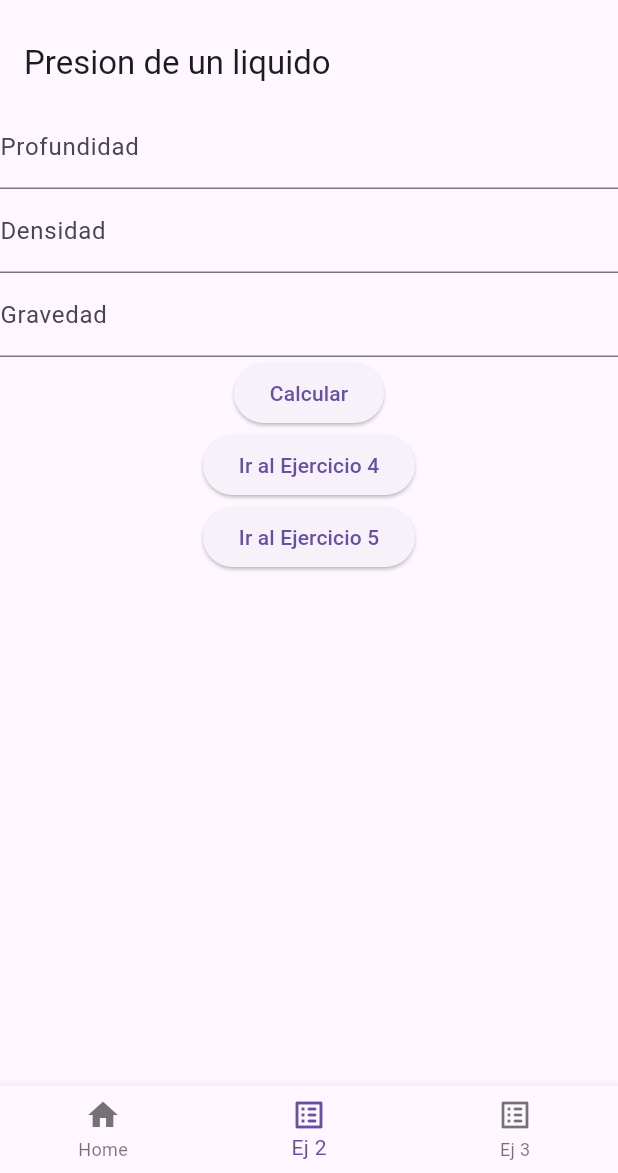
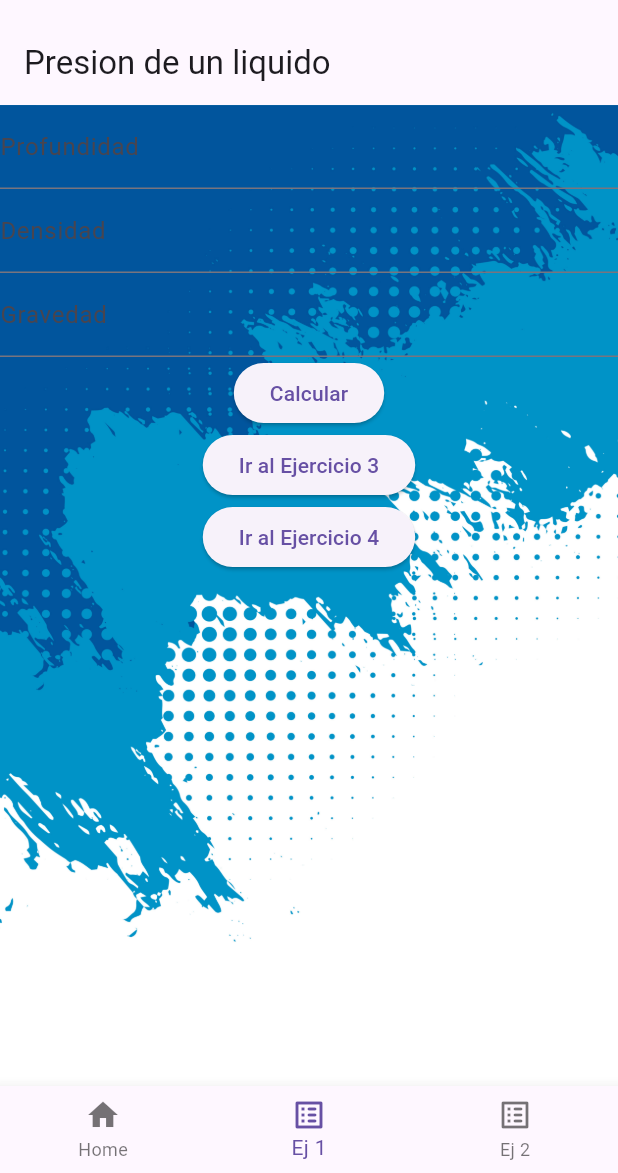
Before and after one commit to Chasi123/Evaluacion1-Moviles-lll, a Flutter app: the screen it shows after launch, item 2 of the bottom bar chosen, after a tap on "Calcular", on a phone screen of 412 x 824 dp, the part 63-1236 px from its top. Run offline on Flutter 3.47's test engine with Material 3 defaults, Android fonts, the phone set to English and light mode, and no system bars.

Commit message:
Fondo ejercicio 1

```diff
--- a/lib/main.dart
+++ b/lib/main.dart
@@ -67,8 +67,8 @@ class _CuerpoState extends State<Cuerpo> {
         },
         items: [
           BottomNavigationBarItem(icon: Icon(Icons.home), label: 'Home'),
+          BottomNavigationBarItem(icon: Icon(Icons.list_alt_rounded), label: 'Ej 1'),
           BottomNavigationBarItem(icon: Icon(Icons.list_alt_rounded), label: 'Ej 2'),
-          BottomNavigationBarItem(icon: Icon(Icons.list_alt_rounded), label: 'Ej 3'),
 
         ],
       ),
--- a/lib/screens/Ejercicio2.dart
+++ b/lib/screens/Ejercicio2.dart
@@ -9,7 +9,19 @@ class Ejercicio2 extends StatelessWidget {
   Widget build(BuildContext context) {
     return Scaffold(
       appBar: AppBar(title: const Text("Presion de un liquido")),
-      body: presionLiquido(context),
+      body: Stack(
+        children: [
+          Container(
+            decoration: const BoxDecoration(
+              image: DecorationImage(
+                image: AssetImage("assets/img/fondo.jpg"),
+                fit: BoxFit.cover,
+              ),
+            ),
+          ),
+          presionLiquido(context),
+        ],
+      ),
     );
   }
 }
@@ -34,14 +46,12 @@ Widget presionLiquido(BuildContext context) {
           if (profundidad < 0) {
             showDialog(
               context: context,
-              builder: (context) => AlertDialog(
+              builder: (context) => const AlertDialog(
                 content: Text("La profundidad no puede ser negativa"),
               ),
             );
           } else {
-            // Formula normal
             double presion = densidad * gravedad * profundidad;
-
             showDialog(
               context: context,
               builder: (context) => AlertDialog(
@@ -57,14 +67,14 @@ Widget presionLiquido(BuildContext context) {
         onPressed: () {
           Navigator.push(context, MaterialPageRoute(builder: (context) => const Ejercicio4()));
         },
-        child: const Text("Ir al Ejercicio 4"),
+        child: const Text("Ir al Ejercicio 3"),
       ),
 
       ElevatedButton(
         onPressed: () {
           Navigator.push(context, MaterialPageRoute(builder: (context) => const Ejercicio5()));
         },
-        child: const Text("Ir al Ejercicio 5"),
+        child: const Text("Ir al Ejercicio 4"),
       ),
     ],
   );
--- a/lib/screens/Ejercicio3.dart
+++ b/lib/screens/Ejercicio3.dart
@@ -40,7 +40,7 @@ Widget proteina(BuildContext context) {
       ),
       ElevatedButton(
         onPressed: () {
-          double peso = double.tryParse(pesoController.text) ?? 0;
+          double peso = double.parse(pesoController.text) ;
           double resultado;
 
           if (haceEjercicio == "Si") {
```
